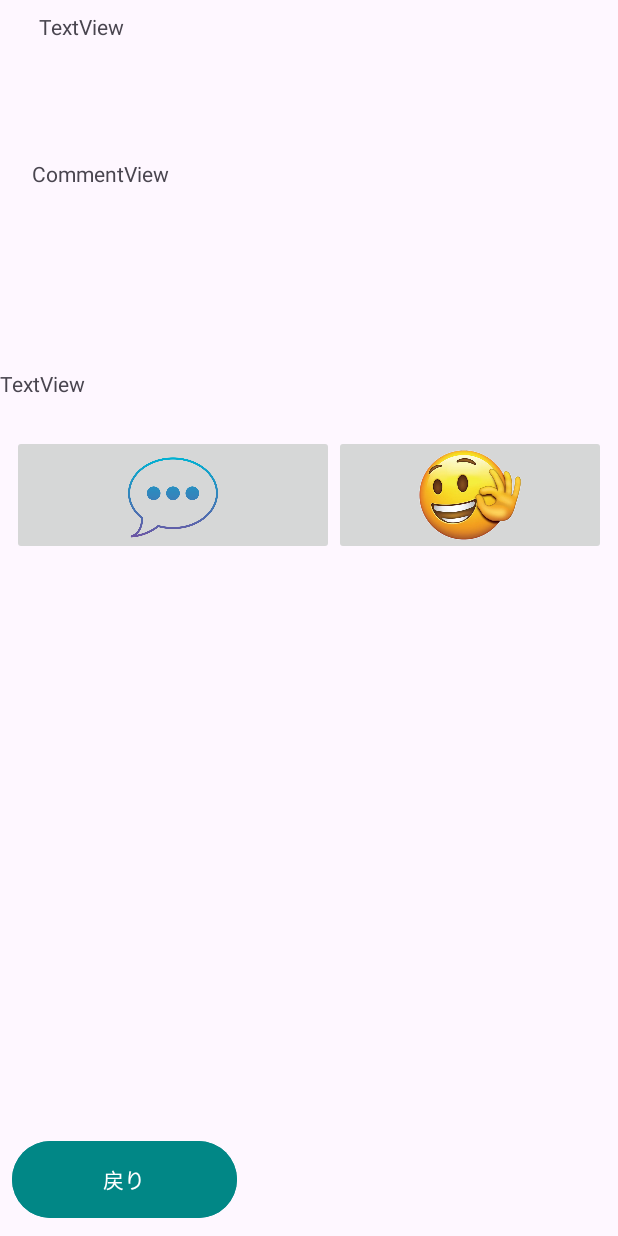
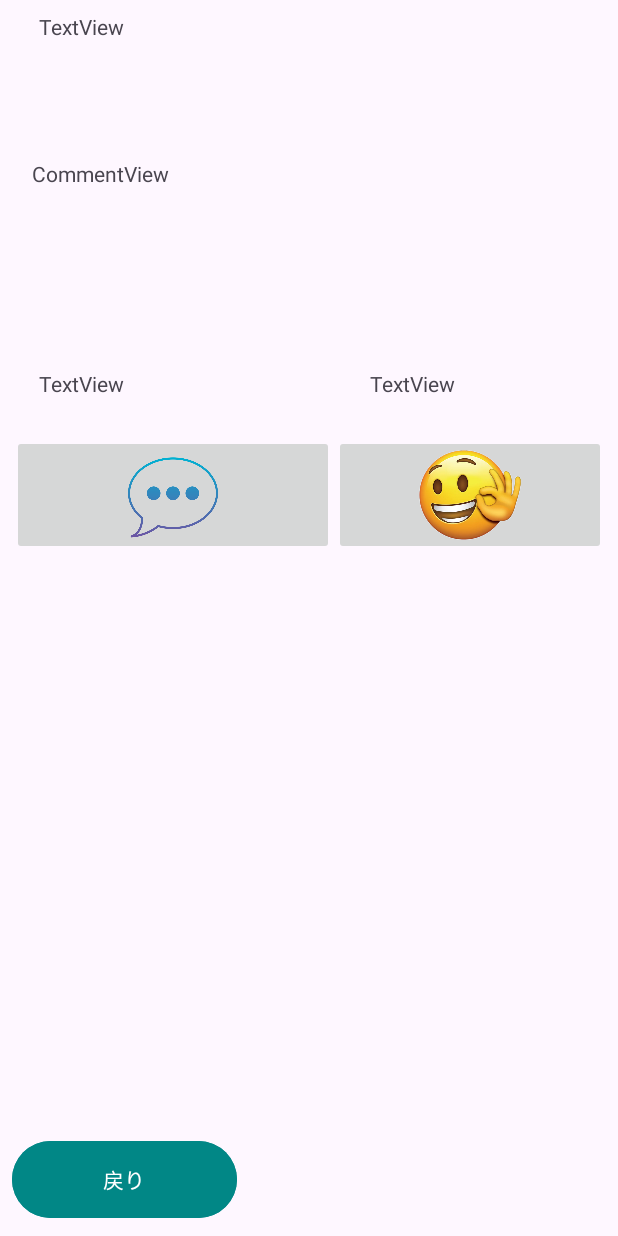
Before and after one commit to GoShiKou/VoteApp, an Android app: the screen it shows after launch (Comment), on a phone screen of 412 x 824 dp. Run offline under Robolectric (Android 15) with nearby library versions, the phone set to English and light mode, and no system bars.

Commit message:
emoji number11

```diff
--- a/app/src/main/res/layout/activity_comment.xml
+++ b/app/src/main/res/layout/activity_comment.xml
@@ -56,21 +56,28 @@
 
     <TextView
         android:id="@+id/CommentNumber"
-        android:layout_width="108dp"
-        android:layout_height="39dp"
+        android:layout_width="162dp"
+        android:layout_height="33dp"
+        android:layout_marginStart="8dp"
         android:layout_marginTop="8dp"
         android:text="TextView"
         app:layout_constraintEnd_toStartOf="@+id/EmojiNumber"
+        app:layout_constraintHorizontal_bias="0.236"
+        app:layout_constraintStart_toStartOf="parent"
         app:layout_constraintTop_toBottomOf="@+id/CommentView" />
 
     <TextView
         android:id="@+id/EmojiNumber"
-        android:layout_width="112dp"
-        android:layout_height="35dp"
+        android:layout_width="149dp"
+        android:layout_height="39dp"
         android:layout_marginTop="8dp"
+        android:layout_marginEnd="16dp"
+        android:layout_marginBottom="8dp"
         android:text="TextView"
+        app:layout_constraintBottom_toTopOf="@+id/EmojiButton"
+        app:layout_constraintEnd_toEndOf="parent"
         app:layout_constraintTop_toBottomOf="@+id/CommentView"
-        tools:layout_editor_absoluteX="116dp" />
+        app:layout_constraintVertical_bias="0.0" />
 
     <Button
         android:id="@+id/Back2"
```
Also changed, not shown: app/src/main/java/jp/ac/ecc/se/voteapp/Comment.java (+10 -2 lines).
